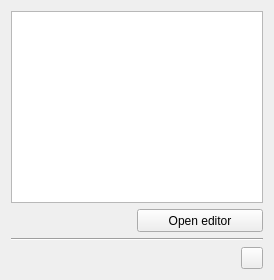
First picture: the form in spine_items/view/ui/view_properties.ui, repository spine-tools/spine-items, before the edit.
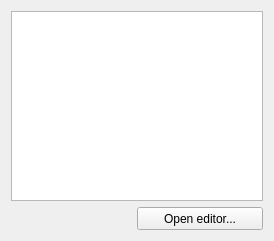
Second picture: the form after the edit. Icons and pictures are not drawn. Custom widgets are drawn as their Qt base class.

Commit message: Remove boiler plate code to open item directory

What changed in the file:
```diff
--- a/spine_items/view/ui/view_properties.ui
+++ b/spine_items/view/ui/view_properties.ui
@@ -19,7 +19,7 @@
     <x>0</x>
     <y>0</y>
     <width>274</width>
-    <height>280</height>
+    <height>241</height>
    </rect>
   </property>
   <property name="windowTitle">
@@ -92,54 +92,7 @@
         <string>&lt;html&gt;&lt;head/&gt;&lt;body&gt;&lt;p&gt;Open selected database in Spine database editor&lt;/p&gt;&lt;/body&gt;&lt;/html&gt;</string>
        </property>
        <property name="text">
-        <string>Open editor</string>
-       </property>
-      </widget>
-     </item>
-    </layout>
-   </item>
-   <item>
-    <widget class="Line" name="line_5">
-     <property name="orientation">
-      <enum>Qt::Horizontal</enum>
-     </property>
-    </widget>
-   </item>
-   <item>
-    <layout class="QHBoxLayout" name="horizontalLayout_16">
-     <item>
-      <spacer name="horizontalSpacer_12">
-       <property name="orientation">
-        <enum>Qt::Horizontal</enum>
-       </property>
-       <property name="sizeHint" stdset="0">
-        <size>
-         <width>40</width>
-         <height>20</height>
-        </size>
-       </property>
-      </spacer>
-     </item>
-     <item>
-      <widget class="QToolButton" name="toolButton_view_open_dir">
-       <property name="minimumSize">
-        <size>
-         <width>22</width>
-         <height>22</height>
-        </size>
-       </property>
-       <property name="maximumSize">
-        <size>
-         <width>22</width>
-         <height>22</height>
-        </size>
-       </property>
-       <property name="toolTip">
-        <string>&lt;html&gt;&lt;head/&gt;&lt;body&gt;&lt;p&gt;Open this View's project directory in file browser&lt;/p&gt;&lt;/body&gt;&lt;/html&gt;</string>
-       </property>
-       <property name="icon">
-        <iconset resource="../../ui/resources/resources_icons.qrc">
-         <normaloff>:/icons/folder-open-regular.svg</normaloff>:/icons/folder-open-regular.svg</iconset>
+        <string>Open editor...</string>
        </property>
       </widget>
      </item>
```
The commit also changes 27 other files.
